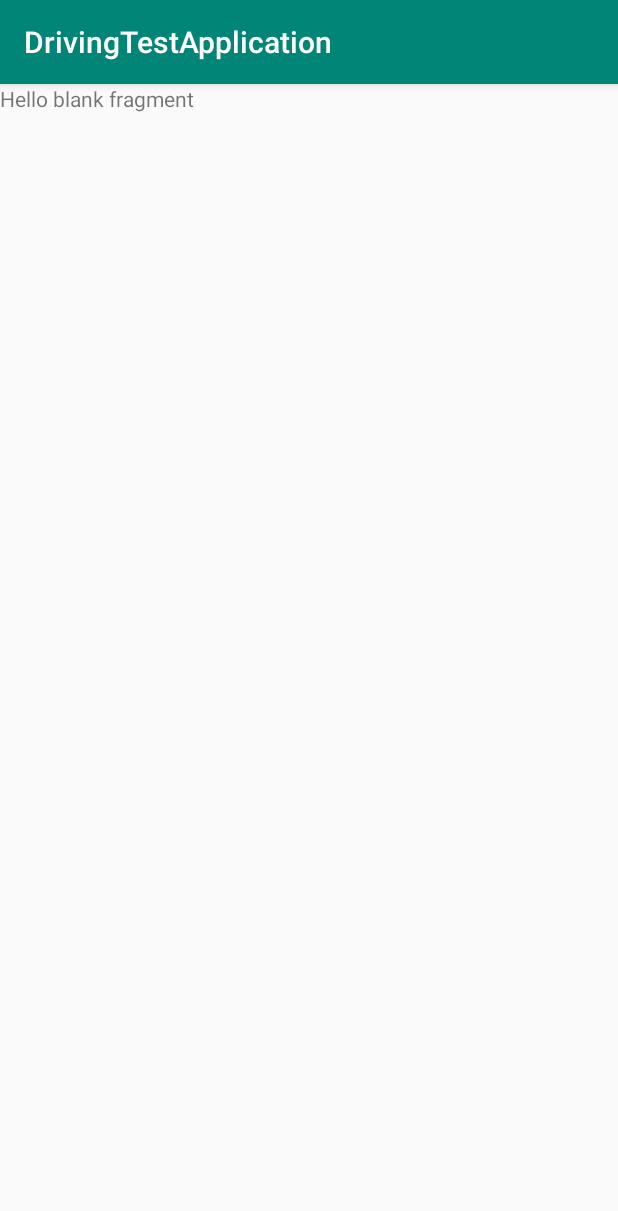
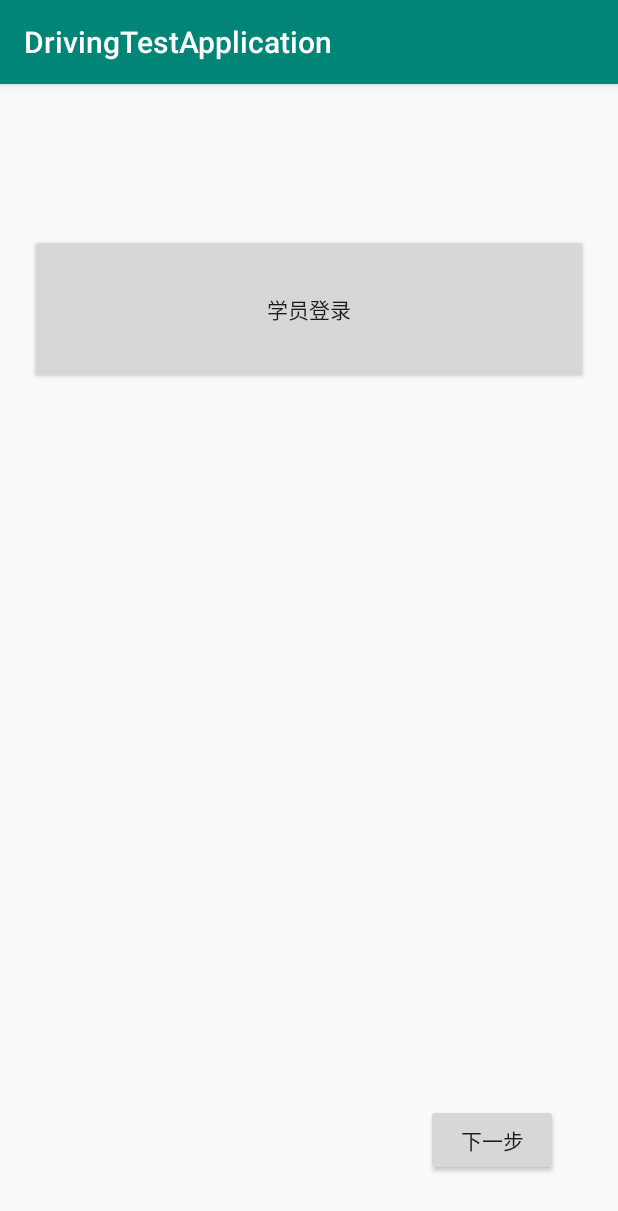
Before and after one commit to rankang/drivingdemo, an Android app: the fragment StudentLoginFragment placed in its activity, on a phone screen of 412 x 824 dp. Shown: the top 1211 px of the screen. Run offline under Robolectric (Android 15) with nearby library versions, the phone set to English and light mode, and no system bars; our stand-ins replace EventBus.

```diff
--- a/app/src/main/java/com/driving/application/MainActivity.java
+++ b/app/src/main/java/com/driving/application/MainActivity.java
@@ -31,6 +31,11 @@ public class MainActivity extends AppCompatActivity implements Callback, Registe
         //600059737
         PrefsUtil.create(getApplicationContext());
         Logger.i(new String(new byte[]{0x36, 0x30, 0x30, 0x30, 0x35, 0x39, 0x37, 0x33, 0x37}));
+        byte[] buffer = new byte[]{0x36, 0x30, 0x30, 0x30, 0x35, 0x39, 0x37, 0x33, 0x37};
+        byte[] encrypt = Tools.encrypt(Utils.KEY,  buffer, buffer.length);
+        Logger.i(Tools.bytesToHexString(encrypt));
+        byte[] a = Tools.encrypt(Utils.KEY, encrypt, encrypt.length);
+        Logger.i(Tools.bytesToHexString(a));
     }
 
     private void setUpFragment() {
--- a/app/src/main/java/com/driving/application/fragment/RegisterFragment.java
+++ b/app/src/main/java/com/driving/application/fragment/RegisterFragment.java
@@ -201,7 +201,8 @@ public class RegisterFragment extends Fragment {
     }
 
     @Subscribe(threadMode = ThreadMode.MAIN)
-    public void onValidated(EvtBusEntity entity) {
+    public void onAuthentication(EvtBusEntity entity) {
+        // 鉴权处理
         if(entity.msgId == MSGID.COMMON_RES && !isValidate) {
             byte[] response = entity.data;
             int responseCode = response[4];
@@ -226,6 +227,7 @@ public class RegisterFragment extends Fragment {
     public void setCallback(Callback callback) {
         this.mCallback = callback;
     }
+
     private ValidateListener validateListener;
     public  interface ValidateListener {
         void onValidate();
--- a/app/src/main/java/com/driving/application/fragment/StudentLoginFragment.java
+++ b/app/src/main/java/com/driving/application/fragment/StudentLoginFragment.java
@@ -1,10 +1,13 @@
 package com.driving.application.fragment;
 
 import android.os.Bundle;
+import android.support.annotation.NonNull;
+import android.support.annotation.Nullable;
 import android.support.v4.app.Fragment;
 import android.view.LayoutInflater;
 import android.view.View;
 import android.view.ViewGroup;
+import android.widget.Button;
 
 import com.driving.application.Callback;
 import com.driving.application.R;
@@ -48,6 +51,28 @@ public class StudentLoginFragment extends Fragment {
         return inflater.inflate(R.layout.fragment_student_login, container, false);
     }
 
+    @Override
+    public void onViewCreated(@NonNull View view, @Nullable Bundle savedInstanceState) {
+        super.onViewCreated(view, savedInstanceState);
+        Button stuLogin = view.findViewById(R.id.student_login);
+        stuLogin.setOnClickListener(new View.OnClickListener(){
+            @Override
+            public void onClick(View v) {
+
+            }
+        });
+
+        Button nextStep = view.findViewById(R.id.next_step);
+        nextStep.setOnClickListener(new View.OnClickListener(){
+            @Override
+            public void onClick(View v) {
+                if(mCallback != null) {
+                    mCallback.onNext("PicUploadFragment");
+                }
+            }
+        });
+    }
+
     private Callback mCallback = null;
     public void setCallback(Callback callback) {
         this.mCallback = callback;
--- a/app/src/main/java/com/driving/application/jt808/JT808StFrame.java
+++ b/app/src/main/java/com/driving/application/jt808/JT808StFrame.java
@@ -61,6 +61,7 @@ public abstract class JT808StFrame extends BaseFrame {
 
         // body长度 + header 长度 + 2 个flag + 校验
         int length = body.length + header.length + 2 + 1;
+
         // 初始化msgdata字节数组
         byte[] msgData = new byte[length];
         int index = 0;
--- a/app/src/main/java/com/driving/application/util/Utils.java
+++ b/app/src/main/java/com/driving/application/util/Utils.java
@@ -8,7 +8,7 @@ public class Utils {
     /**教练IC号*/
     public static String teacherIC = "530127198509281710";
     // 鉴权码600059737
-    public static String validateCode = "";
+    public static String validateCode = "600059737";
     public static final int KEY = 1000;
     public static final int VENDOR_ID = 1000;
 
--- a/app/src/main/res/layout/fragment_student_login.xml
+++ b/app/src/main/res/layout/fragment_student_login.xml
@@ -5,10 +5,19 @@
     android:layout_height="match_parent"
     tools:context=".fragment.StudentLoginFragment">
 
-    <!-- TODO: Update blank fragment layout -->
-    <TextView
+    <Button
+        android:id="@+id/student_login"
         android:layout_width="match_parent"
-        android:layout_height="match_parent"
-        android:text="@string/hello_blank_fragment" />
-
+        android:layout_height="100dp"
+        android:text="学员登录"
+        android:layout_marginLeft="20dp"
+        android:layout_marginRight="20dp"
+        android:layout_marginTop="100dp"/>
+    <Button
+        android:id="@+id/next_step"
+        android:layout_width="wrap_content"
+        android:layout_height="wrap_content"
+        android:layout_gravity="right|bottom"
+        android:layout_margin="40dp"
+        android:text="下一步"/>
 </FrameLayout>
```
Also changed, not shown: app/src/main/java/com/driving/application/fragment/TeacherLoginFragment.java (+10 -5 lines), app/src/main/java/com/driving/application/jt808/JT808ExtFrame.java (+13 -2 lines), app/src/main/java/com/driving/application/jt808/frame/StudentLoginFrame.java (added, +15 -0 lines), app/src/main/java/com/driving/application/util/Tools.java (+1 -24 lines), app/src/main/res/layout/fragment_upload_pic.xml (+14 -5 lines).
